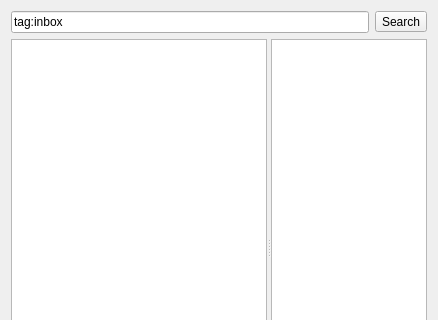
Above: lierre/ui/threads_widget.ui from hydrargyrum/lierre before the change; both pictures show x 0 to 438 and y 0 to 320 of the 438 by 466 pixel window. Below: the same form after it.
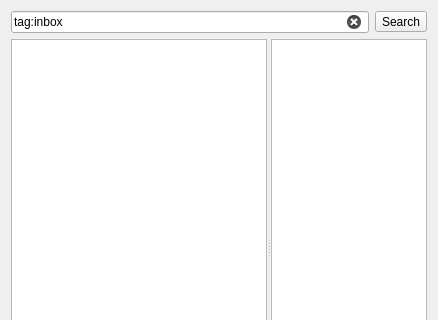
That is the form after the change. Custom widgets are drawn as their Qt base class.

Commit message: ui search: add clear button

Diff of the .ui file:
```diff
--- a/lierre/ui/threads_widget.ui
+++ b/lierre/ui/threads_widget.ui
@@ -24,6 +24,9 @@
        <property name="placeholderText">
         <string>Search query</string>
        </property>
+       <property name="clearButtonEnabled">
+        <bool>true</bool>
+       </property>
       </widget>
      </item>
      <item>
```
